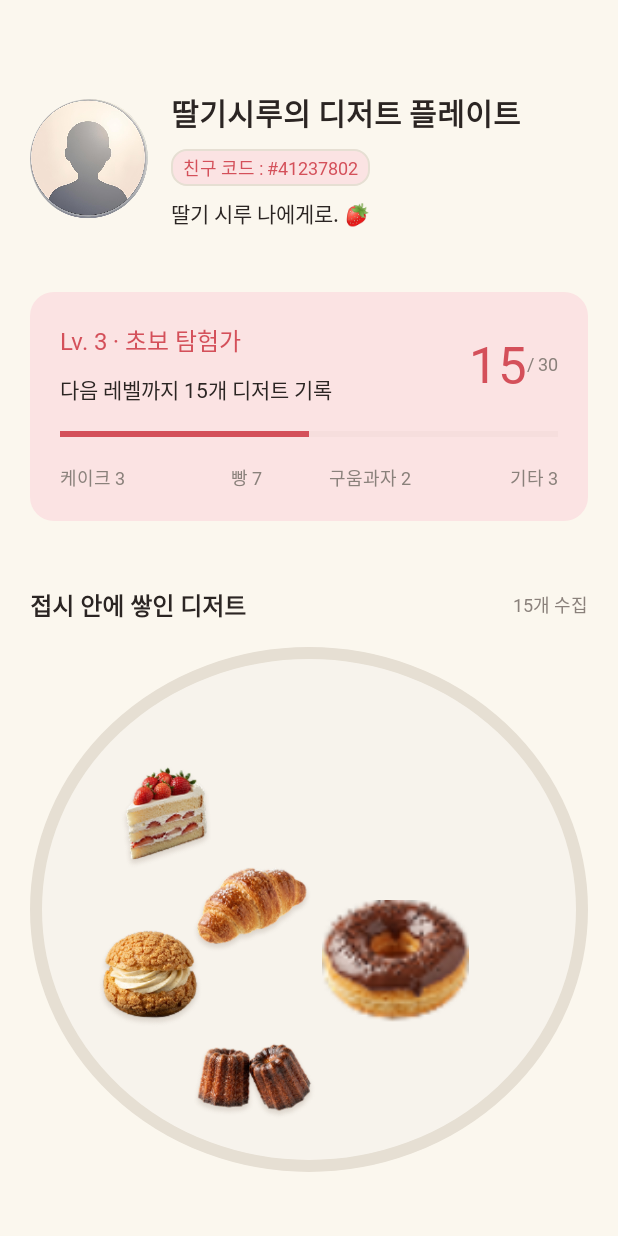
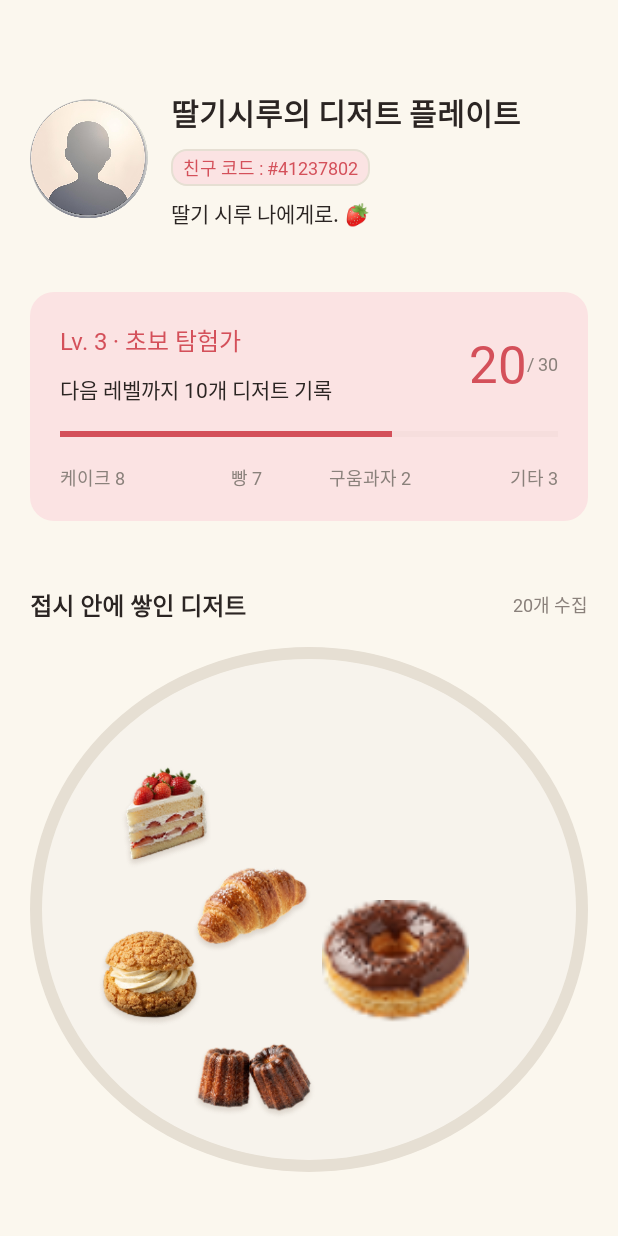
Before and after one commit to marshm6llow-dessertrip/dessertrip, an Android app: the FriendPlateActivity screen opened directly, with no data from a screen before it, on a phone screen of 412 x 824 dp. Run offline under Robolectric (Android 15) with nearby library versions, the phone set to English and light mode, and no system bars.

Commit message:
fix: 친구 플레이트 테스트 데이터 분리 및 공통 스타일 정리

```diff
--- a/app/src/main/java/com/example/dessertrip/ui/friend/FriendPlateActivity.java
+++ b/app/src/main/java/com/example/dessertrip/ui/friend/FriendPlateActivity.java
@@ -29,21 +29,21 @@ public class FriendPlateActivity extends AppCompatActivity {
     private View activeStickerLabel;
     private ImageView selectedStickerImage;
 
-    // API 연동 전 테스트용 프로필 데이터
-    private String friendNickname = "딸기시루";
-    private String friendCode = "#41237802";
-    private String friendBio = "딸기 시루 나에게로. 🍓";
+    //TODO: 친구 플레이트 API 연동 시 테스트용 데이터 제거
+    private static final String TEST_FRIEND_NICKNAME = "딸기시루";
+    private static final String TEST_FRIEND_CODE = "#41237802";
+    private static final String TEST_FRIEND_BIO = "딸기 시루 나에게로. 🍓";
 
     // 테스트용 레벨 데이터
-    private int friendLevel = 3;
-    private String levelTitle = "초보 탐험가";
-    private int nextLevelTarget = 30;
+    private static final int TEST_FRIEND_LEVEL = 3;
+    private static final String TEST_LEVEL_TITLE = "초보 탐험가";
+    private static final int TEST_NEXT_LEVEL_TARGET = 30;
 
     // 테스트용 카테고리별 수집 데이터
-    private int cakeCount = 3;
-    private int breadCount = 7;
-    private int bakedCount = 2;
-    private int etcCount = 3;
+    private static final int TEST_CAKE_COUNT = 8;
+    private static final int TEST_BREAD_COUNT = 7;
+    private static final int TEST_BAKED_COUNT = 2;
+    private static final int TEST_ETC_COUNT = 3;
 
 
     @Override
@@ -64,7 +64,7 @@ public class FriendPlateActivity extends AppCompatActivity {
         dessertPlate.post(this::renderDessertStickers);
     }
 
-
+    //TODO: 친구 스티커 목록 API 연동
     private void loadSampleStickers() {
 
         dessertStickers.clear();
@@ -319,13 +319,14 @@ public class FriendPlateActivity extends AppCompatActivity {
         new AlertDialog.Builder(this)
                 .setTitle("스티커 요청")
                 .setMessage(
-                        friendNickname + "님에게 "
+                        TEST_FRIEND_NICKNAME + "님에게 "
                                 + sticker.getName()
                                 + " 스티커를 요청하시겠습니까?"
                 )
                 .setNegativeButton("취소", null)
                 .setPositiveButton("요청하기", (dialog, which) -> {
 
+                    // TODO: 스티커 요청 API 연동
                     Toast.makeText(
                             this,
                             "테스트용 요청입니다.",
@@ -363,31 +364,42 @@ public class FriendPlateActivity extends AppCompatActivity {
         ProgressBar pbFriendLevel = findViewById(R.id.pb_friend_level);
 
         // 전체 수집 개수 계산
-        int totalCount = cakeCount + breadCount + bakedCount + etcCount;
+        int totalCount = TEST_CAKE_COUNT
+                + TEST_BREAD_COUNT
+                + TEST_BAKED_COUNT
+                + TEST_ETC_COUNT;
 
         // 다음 레벨까지 남은 개수
-        int remainingCount = Math.max(0, nextLevelTarget - totalCount);
+        int remainingCount = Math.max(
+                0, TEST_NEXT_LEVEL_TARGET - totalCount
+        );
 
         // 프로필 데이터
-        tvPlateTitle.setText(friendNickname + "의 디저트 플레이트");
-        tvFriendCode.setText("친구 코드 : " + friendCode);
-        tvFriendBio.setText(friendBio);
+        tvPlateTitle.setText(
+                TEST_FRIEND_NICKNAME + "의 디저트 플레이트"
+        );
+        tvFriendCode.setText("친구 코드 : " + TEST_FRIEND_CODE);
+        tvFriendBio.setText(TEST_FRIEND_BIO);
 
         // 레벨 데이터
-        tvFriendLevel.setText("Lv. " + friendLevel + " · " + levelTitle);
-        tvNextLevel.setText("다음 레벨까지 " + remainingCount + "개 디저트 기록");
+        tvFriendLevel.setText(
+                "Lv. " + TEST_FRIEND_LEVEL + " · " + TEST_LEVEL_TITLE
+        );
+        tvNextLevel.setText(
+                "다음 레벨까지 " + remainingCount + "개 디저트 기록"
+        );
         tvLevelCurrent.setText(String.valueOf(totalCount));
-        tvLevelMax.setText("/ " + nextLevelTarget);
+        tvLevelMax.setText("/ " + TEST_NEXT_LEVEL_TARGET);
 
         // 레벨 진행률
-        pbFriendLevel.setMax(nextLevelTarget);
+        pbFriendLevel.setMax(TEST_NEXT_LEVEL_TARGET);
         pbFriendLevel.setProgress(totalCount);
 
         // 카테고리별 수집 개수
-        tvCakeCount.setText("케이크 " + cakeCount);
-        tvBreadCount.setText("빵 " + breadCount);
-        tvBakedCount.setText("구움과자 " + bakedCount);
-        tvEtcCount.setText("기타 " + etcCount);
+        tvCakeCount.setText("케이크 " + TEST_CAKE_COUNT);
+        tvBreadCount.setText("빵 " + TEST_BREAD_COUNT);
+        tvBakedCount.setText("구움과자 " + TEST_BAKED_COUNT);
+        tvEtcCount.setText("기타 " + TEST_ETC_COUNT);
 
         // 전체 수집 개수
         tvTotalCount.setText(totalCount + "개 수집");
--- a/app/src/main/res/layout/activity_friend_plate.xml
+++ b/app/src/main/res/layout/activity_friend_plate.xml
@@ -3,7 +3,6 @@
     xmlns:android="http://schemas.android.com/apk/res/android"
     xmlns:app="http://schemas.android.com/apk/res-auto"
     xmlns:tools="http://schemas.android.com/tools"
-
     android:layout_width="match_parent"
     android:layout_height="match_parent"
     android:background="@color/background"
@@ -33,8 +32,7 @@
                 android:padding="0dp"
                 android:src="@drawable/profile_sample"
                 android:contentDescription="친구 프로필 사진"
-                app:shapeAppearanceOverlay="@style/FriendProfileCircle"
-                />
+                app:shapeAppearanceOverlay="@style/FriendProfileCircle" />
 
             <LinearLayout
                 android:layout_width="0dp"
@@ -45,34 +43,35 @@
 
                 <TextView
                     android:id="@+id/tv_plate_title"
+                    style="@style/Text.Title"
                     android:layout_width="match_parent"
                     android:layout_height="wrap_content"
-                    style="@style/Text.Title"
-                    tools:text="소은의 디저트 플레이트"
+                    tools:text="딸기시루의 디저트 플레이트"
                     android:textSize="20sp"
                     android:maxLines="2" />
 
                 <TextView
                     android:id="@+id/tv_friend_code"
+                    style="@style/Text.Caption"
                     android:layout_width="wrap_content"
                     android:layout_height="wrap_content"
-                    style="@style/Text.Caption"
                     android:background="@drawable/bg_friend_code_outline"
                     android:paddingStart="@dimen/space_s"
                     android:paddingEnd="@dimen/space_s"
                     android:paddingTop="3dp"
                     android:paddingBottom="3dp"
-                    tools:text="친구 코드 : #ab1234"
+                    tools:text="친구 코드 : #41237802"
                     android:textColor="@color/primary"
                     android:layout_marginTop="9dp" />
 
                 <TextView
                     android:id="@+id/tv_friend_bio"
+                    style="@style/Text.Body"
                     android:layout_width="match_parent"
                     android:layout_height="wrap_content"
-                    style="@style/Text.Body"
-                    tools:text="폭신한 케이크와 작은 카페를 좋아해요 🍓"
+                    tools:text="딸기 시루 나에게로. 🍓"
                     android:layout_marginTop="@dimen/space_s" />
+
             </LinearLayout>
         </LinearLayout>
 
@@ -83,7 +82,7 @@
             android:layout_marginTop="42dp"
             android:orientation="vertical"
             android:background="@drawable/bg_friend_code_card"
-            android:padding="20dp">
+            android:padding="@dimen/screen_padding">
 
             <LinearLayout
                 android:layout_width="match_parent"
@@ -99,37 +98,39 @@
 
                     <TextView
                         android:id="@+id/tv_friend_level"
+                        style="@style/Text.Body"
                         android:layout_width="match_parent"
                         android:layout_height="wrap_content"
-                        tools:text="Lv. 5 · 달콤한 탐험가"
-                        style="@style/Text.Body"
+                        tools:text="Lv. 3 · 초보 탐험가"
                         android:textColor="@color/primary"
                         android:textSize="16sp" />
 
                     <TextView
                         android:id="@+id/tv_next_level"
+                        style="@style/Text.Body"
                         android:layout_width="match_parent"
                         android:layout_height="wrap_content"
                         android:layout_marginTop="10dp"
-                        style="@style/Text.Body"
-                        tools:text="다음 레벨까지 6개 디저트 기록" />
+                        tools:text="다음 레벨까지 15개 디저트 기록" />
+
                 </LinearLayout>
 
                 <TextView
                     android:id="@+id/tv_level_current"
+                    style="@style/Text.Title"
                     android:layout_width="wrap_content"
                     android:layout_height="wrap_content"
-                    tools:text="24"
+                    tools:text="15"
                     android:textColor="@color/primary"
-                    android:textSize="34sp"
-                    android:textStyle="bold" />
+                    android:textSize="34sp" />
 
                 <TextView
                     android:id="@+id/tv_level_max"
+                    style="@style/Text.Caption"
                     android:layout_width="wrap_content"
                     android:layout_height="wrap_content"
-                    tools:text="/ 30"
-                    style="@style/Text.Caption" />
+                    tools:text="/ 30" />
+
             </LinearLayout>
 
             <ProgressBar
@@ -138,8 +139,8 @@
                 android:layout_width="match_parent"
                 android:layout_height="7dp"
                 android:layout_marginTop="@dimen/space_m"
-                android:max="30"
-                android:progress="24"
+                tools:max="30"
+                tools:progress="15"
                 android:progressTint="@color/primary"
                 android:progressBackgroundTint="#E7D2CE" />
 
@@ -151,39 +152,39 @@
 
                 <TextView
                     android:id="@+id/tv_cake_count"
+                    style="@style/Text.Caption"
                     android:layout_width="0dp"
                     android:layout_weight="1"
                     android:layout_height="wrap_content"
-                    tools:text="케이크 8"
-                    style="@style/Text.Caption"
-                  />
+                    tools:text="케이크 3" />
 
                 <TextView
                     android:id="@+id/tv_bread_count"
+                    style="@style/Text.Caption"
                     android:layout_width="0dp"
                     android:layout_weight="1"
                     android:layout_height="wrap_content"
                     android:gravity="center"
-                    tools:text="빵 7"
-                    style="@style/Text.Caption" />
+                    tools:text="빵 7" />
 
                 <TextView
                     android:id="@+id/tv_baked_count"
+                    style="@style/Text.Caption"
                     android:layout_width="0dp"
                     android:layout_weight="1"
                     android:layout_height="wrap_content"
                     android:gravity="center"
-                    tools:text="구움과자 6"
-                    style="@style/Text.Caption" />
+                    tools:text="구움과자 2" />
 
                 <TextView
                     android:id="@+id/tv_etc_count"
+                    style="@style/Text.Caption"
                     android:layout_width="0dp"
                     android:layout_weight="1"
                     android:layout_height="wrap_content"
                     android:gravity="end"
-                    tools:text="기타 3"
-                    style="@style/Text.Caption" />
+                    tools:text="기타 3" />
+
             </LinearLayout>
         </LinearLayout>
 
@@ -196,19 +197,19 @@
             android:gravity="center_vertical">
 
             <TextView
+                style="@style/Text.Subtitle"
                 android:layout_width="0dp"
                 android:layout_weight="1"
                 android:layout_height="wrap_content"
-                android:text="접시 안에 쌓인 디저트"
-                android:textStyle="bold"
-                style="@style/Text.Subtitle"/>
+                android:text="접시 안에 쌓인 디저트" />
 
             <TextView
                 android:id="@+id/tv_total_count"
+                style="@style/Text.Caption"
                 android:layout_width="wrap_content"
                 android:layout_height="wrap_content"
-                android:text="24개 수집"
-                style="@style/Text.Caption"/>
+                tools:text="15개 수집" />
+
         </LinearLayout>
 
         <!-- 둥근 디저트 접시 -->
@@ -216,9 +217,8 @@
             android:id="@+id/layout_dessert_plate"
             android:layout_width="match_parent"
             android:layout_height="350dp"
-            android:layout_marginTop="16dp"
+            android:layout_marginTop="@dimen/space_m"
             android:background="@drawable/bg_dessert_plate" />
-
 
     </LinearLayout>
 </ScrollView>
```
